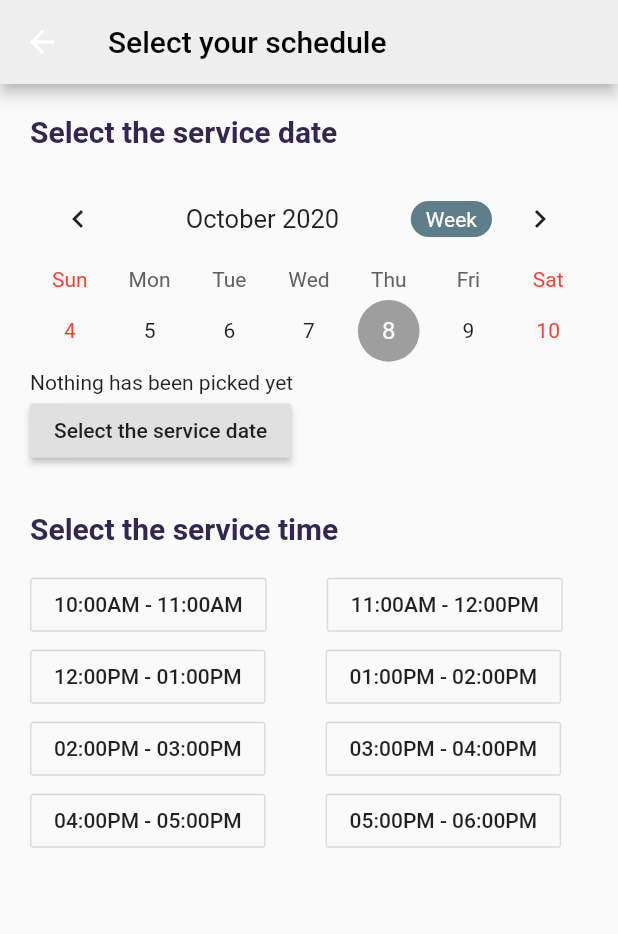
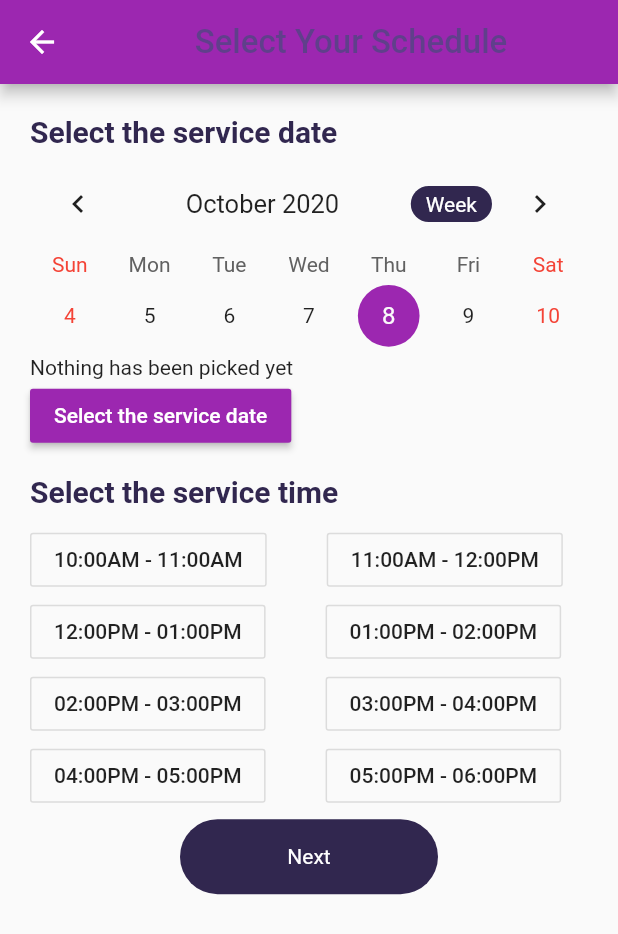
Before and after one commit to Pabitapun23/Instant-Sewa, a Flutter app: the SchedulePage screen opened directly, on a phone screen of 412 x 824 dp. Shown: the top 934 px of the screen. Run offline on Flutter 3.47's test engine with Material 2 defaults, Android fonts, the phone set to English and light mode, and no system bars; drawn by our look-alikes of table_calendar; our stand-ins replace carousel_slider, circular_profile_avatar, get_it, google_fonts, shared_preferences; accounts and stored records are empty.

Commit message:
schedule page and user info page update.

```diff
--- a/lib/ui/schedule_page.dart
+++ b/lib/ui/schedule_page.dart
@@ -1,4 +1,5 @@
 import 'package:flutter/material.dart';
+import 'package:instantsewa/util/hexcode.dart';
 import 'package:table_calendar/table_calendar.dart';
 
 class SchedulePage extends StatefulWidget {
@@ -11,6 +12,7 @@ class SchedulePage extends StatefulWidget {
 class _SchedulePageState extends State<SchedulePage> {
   CalendarController _controller;
   DateTime _dateTime;
+  Color _purple = HexColor('#603f8b');
 
   @override
   void initState() {
@@ -23,11 +25,16 @@ class _SchedulePageState extends State<SchedulePage> {
   Widget build(BuildContext context) {
     return Scaffold(
       appBar: AppBar(
-        title: Text(
-          "Select your schedule",
-          style: TextStyle(color: Colors.black),
+        title: Center(
+          child: Text(
+            "Select Your Schedule",
+            style: TextStyle(
+              color: _purple,
+              fontSize: 22.0,
+            ),
+          ),
         ),
-        backgroundColor: Colors.grey.shade200,
+        backgroundColor: Colors.purple,
       ),
       body: SingleChildScrollView(
         child: Padding(
@@ -43,13 +50,13 @@ class _SchedulePageState extends State<SchedulePage> {
                     fontSize: 20),
               ),
               SizedBox(
-                height: 15.0,
+                height: 5.0,
               ),
               TableCalendar(
                 initialCalendarFormat: CalendarFormat.week,
                 calendarStyle: CalendarStyle(
-                  todayColor: Colors.purple,
-                  selectedColor: Colors.grey,
+                  todayColor: Colors.grey,
+                  selectedColor: Colors.purple,
                   todayStyle: TextStyle(
                     fontWeight: FontWeight.bold,
                     fontSize: 18.0,
@@ -59,7 +66,7 @@ class _SchedulePageState extends State<SchedulePage> {
                 headerStyle: HeaderStyle(
                   centerHeaderTitle: true,
                   formatButtonDecoration: BoxDecoration(
-                    color: Colors.blueGrey,
+                    color: Color.fromRGBO(49, 39, 79, 1),
                     borderRadius: BorderRadius.circular(20.0),
                   ),
                   formatButtonTextStyle: TextStyle(
@@ -73,7 +80,11 @@ class _SchedulePageState extends State<SchedulePage> {
                   ? 'Nothing has been picked yet'
                   : _dateTime.toString()),
               RaisedButton(
-                child: Text('Select the service date'),
+                color: Colors.purple,
+                child: Text(
+                  'Select the service date',
+                  style: TextStyle(color: Colors.white),
+                ),
                 onPressed: () {
                   showDatePicker(
                     context: context,
@@ -88,7 +99,7 @@ class _SchedulePageState extends State<SchedulePage> {
                 },
               ),
               SizedBox(
-                height: 30.0,
+                height: 15.0,
               ),
               Text(
                 "Select the service time",
@@ -98,7 +109,7 @@ class _SchedulePageState extends State<SchedulePage> {
                     fontSize: 20),
               ),
               SizedBox(
-                height: 15.0,
+                height: 10.0,
               ),
               Row(
                 children: <Widget>[
@@ -160,6 +171,23 @@ class _SchedulePageState extends State<SchedulePage> {
                   ),
                 ],
               ),
+              SizedBox(
+                height: 5.0,
+              ),
+              Container(
+                height: 50,
+                margin: EdgeInsets.symmetric(horizontal: 100),
+                decoration: BoxDecoration(
+                  borderRadius: BorderRadius.circular(40),
+                  color: Color.fromRGBO(49, 39, 79, 1),
+                ),
+                child: Center(
+                  child: Text(
+                    "Next",
+                    style: TextStyle(color: Colors.white),
+                  ),
+                ),
+              ),
             ],
           ),
         ),
```
Also changed, not shown: lib/ui/user_info_page.dart (added, +162 -0 lines).
